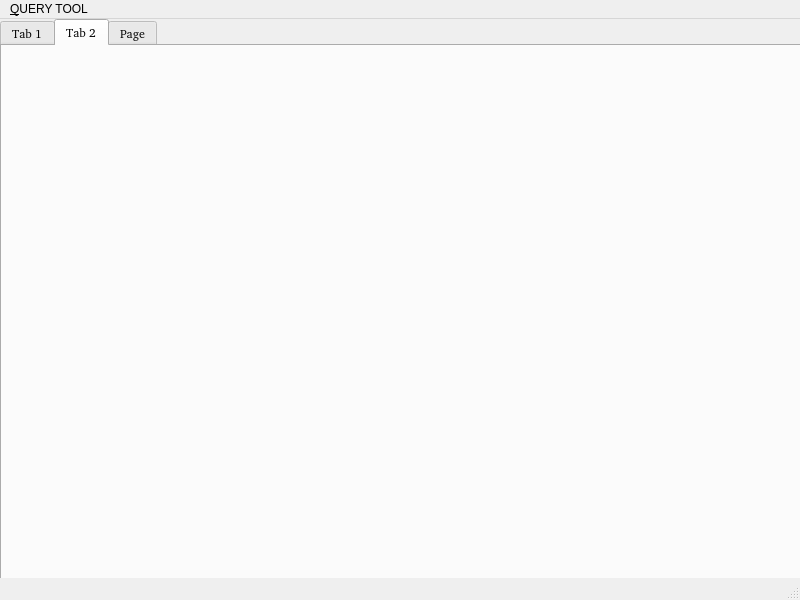
Qt form form.ui (ZaneFerns360/querysurreal) before a commit.
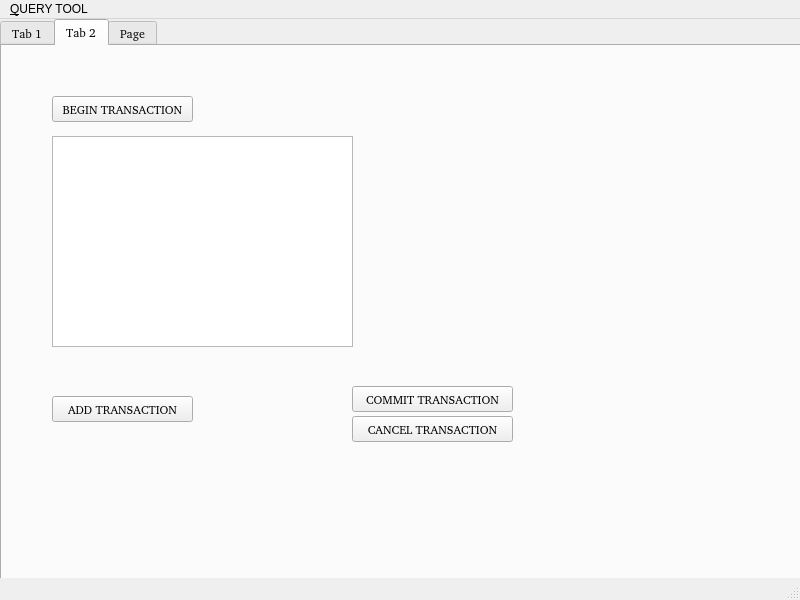
The same form after that commit. The open tabs and pages were chosen to show the change.

What changed in the file:
```diff
--- a/form.ui
+++ b/form.ui
@@ -200,6 +200,68 @@
      <attribute name="title">
       <string>Tab 2</string>
      </attribute>
+     <widget class="QPushButton" name="pushButton_2">
+      <property name="geometry">
+       <rect>
+        <x>50</x>
+        <y>50</y>
+        <width>141</width>
+        <height>26</height>
+       </rect>
+      </property>
+      <property name="text">
+       <string>BEGIN TRANSACTION</string>
+      </property>
+     </widget>
+     <widget class="QTextEdit" name="textEdit">
+      <property name="geometry">
+       <rect>
+        <x>50</x>
+        <y>90</y>
+        <width>301</width>
+        <height>211</height>
+       </rect>
+      </property>
+     </widget>
+     <widget class="QPushButton" name="pushButton_3">
+      <property name="geometry">
+       <rect>
+        <x>350</x>
+        <y>370</y>
+        <width>161</width>
+        <height>26</height>
+       </rect>
+      </property>
+      <property name="text">
+       <string>CANCEL TRANSACTION</string>
+      </property>
+     </widget>
+     <widget class="QPushButton" name="pushButton_4">
+      <property name="geometry">
+       <rect>
+        <x>50</x>
+        <y>350</y>
+        <width>141</width>
+        <height>26</height>
+       </rect>
+      </property>
+      <property name="text">
+       <string>ADD TRANSACTION</string>
+      </property>
+     </widget>
+     <widget class="QPushButton" name="pushButton_5">
+      <property name="geometry">
+       <rect>
+        <x>350</x>
+        <y>340</y>
+        <width>161</width>
+        <height>26</height>
+       </rect>
+      </property>
+      <property name="text">
+       <string>COMMIT TRANSACTION</string>
+      </property>
+     </widget>
     </widget>
     <widget class="QWidget" name="tab_3">
      <attribute name="title">
```
Left out of the diff: 12 changed lines with no effect on the pictures.
